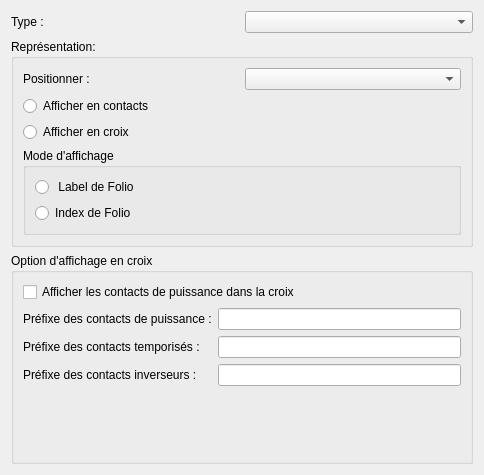
qelectrotech/qelectrotech-source-mirror, file sources/ui/xrefpropertieswidget.ui: the form before one commit.
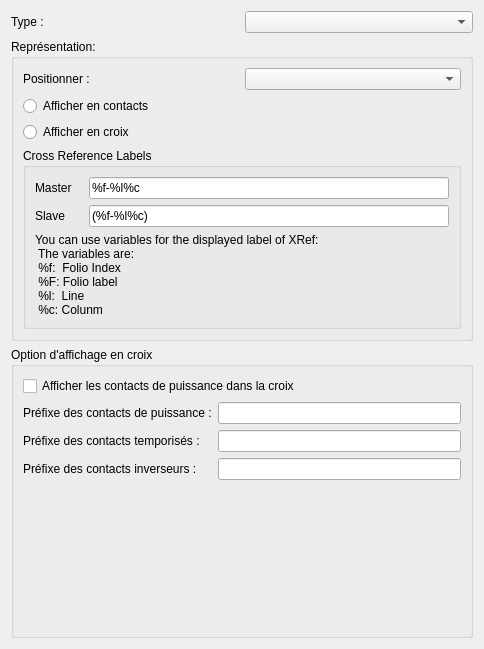
The form after the commit.

Commit message: Added Cross Reference Labels for Master and Slave Element. Removed View Mode

Patch:
```diff
--- a/sources/ui/xrefpropertieswidget.ui
+++ b/sources/ui/xrefpropertieswidget.ui
@@ -7,7 +7,7 @@
     <x>0</x>
     <y>0</y>
     <width>484</width>
-    <height>475</height>
+    <height>649</height>
    </rect>
   </property>
   <property name="windowTitle">
@@ -75,26 +75,84 @@
         <item>
          <widget class="QGroupBox" name="groupBox">
           <property name="title">
-           <string>Mode d'affichage</string>
+           <string>Cross Reference Labels</string>
           </property>
           <layout class="QVBoxLayout" name="verticalLayout_6">
            <item>
-            <widget class="QRadioButton" name="m_display_folio_label_rb">
-             <property name="text">
-              <string> Label de Folio</string>
-             </property>
-             <property name="autoExclusive">
-              <bool>true</bool>
-             </property>
-            </widget>
+            <layout class="QHBoxLayout" name="horizontalLayout_4">
+             <item>
+              <widget class="QLabel" name="label_6">
+               <property name="sizePolicy">
+                <sizepolicy hsizetype="Fixed" vsizetype="Preferred">
+                 <horstretch>0</horstretch>
+                 <verstretch>0</verstretch>
+                </sizepolicy>
+               </property>
+               <property name="minimumSize">
+                <size>
+                 <width>48</width>
+                 <height>0</height>
+                </size>
+               </property>
+               <property name="text">
+                <string>Master</string>
+               </property>
+              </widget>
+             </item>
+             <item>
+              <widget class="QLineEdit" name="m_master_le">
+               <property name="inputMask">
+                <string/>
+               </property>
+               <property name="text">
+                <string>%f-%l%c</string>
+               </property>
+              </widget>
+             </item>
+            </layout>
            </item>
            <item>
-            <widget class="QRadioButton" name="m_display_folio_index_rb">
+            <layout class="QHBoxLayout" name="horizontalLayout_5">
+             <item>
+              <widget class="QLabel" name="label_7">
+               <property name="sizePolicy">
+                <sizepolicy hsizetype="Fixed" vsizetype="Preferred">
+                 <horstretch>0</horstretch>
+                 <verstretch>0</verstretch>
+                </sizepolicy>
+               </property>
+               <property name="minimumSize">
+                <size>
+                 <width>48</width>
+                 <height>0</height>
+                </size>
+               </property>
+               <property name="text">
+                <string>Slave</string>
+               </property>
+               <property name="scaledContents">
+                <bool>false</bool>
+               </property>
+              </widget>
+             </item>
+             <item>
+              <widget class="QLineEdit" name="m_slave_le">
+               <property name="text">
+                <string>(%f-%l%c)</string>
+               </property>
+              </widget>
+             </item>
+            </layout>
+           </item>
+           <item>
+            <widget class="QLabel" name="label_8">
              <property name="text">
-              <string>Index de Folio </string>
-             </property>
-             <property name="autoExclusive">
-              <bool>true</bool>
+              <string>You can use variables for the displayed label of XRef: 
+ The variables are:
+ %f:  Folio Index
+ %F: Folio label
+ %l:  Line
+ %c: Colunm</string>
              </property>
             </widget>
            </item>
```
Left out of the diff: 2 changed lines with no effect on the pictures. The commit also changes 7 other files.
